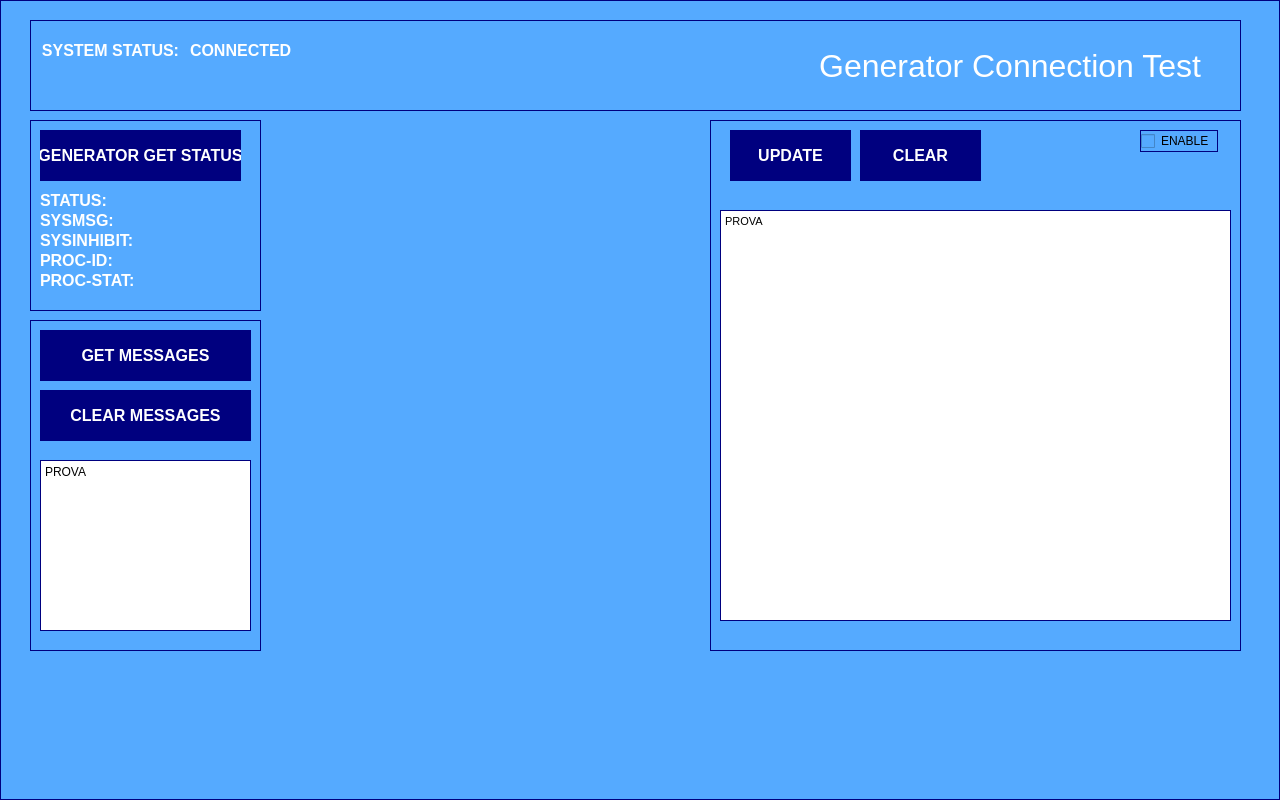
Qt form GENERATOR_TEST/SOURCE/startupWindow.ui (marcorispoli/MCPU_Z190_VECCHIO) before a commit.
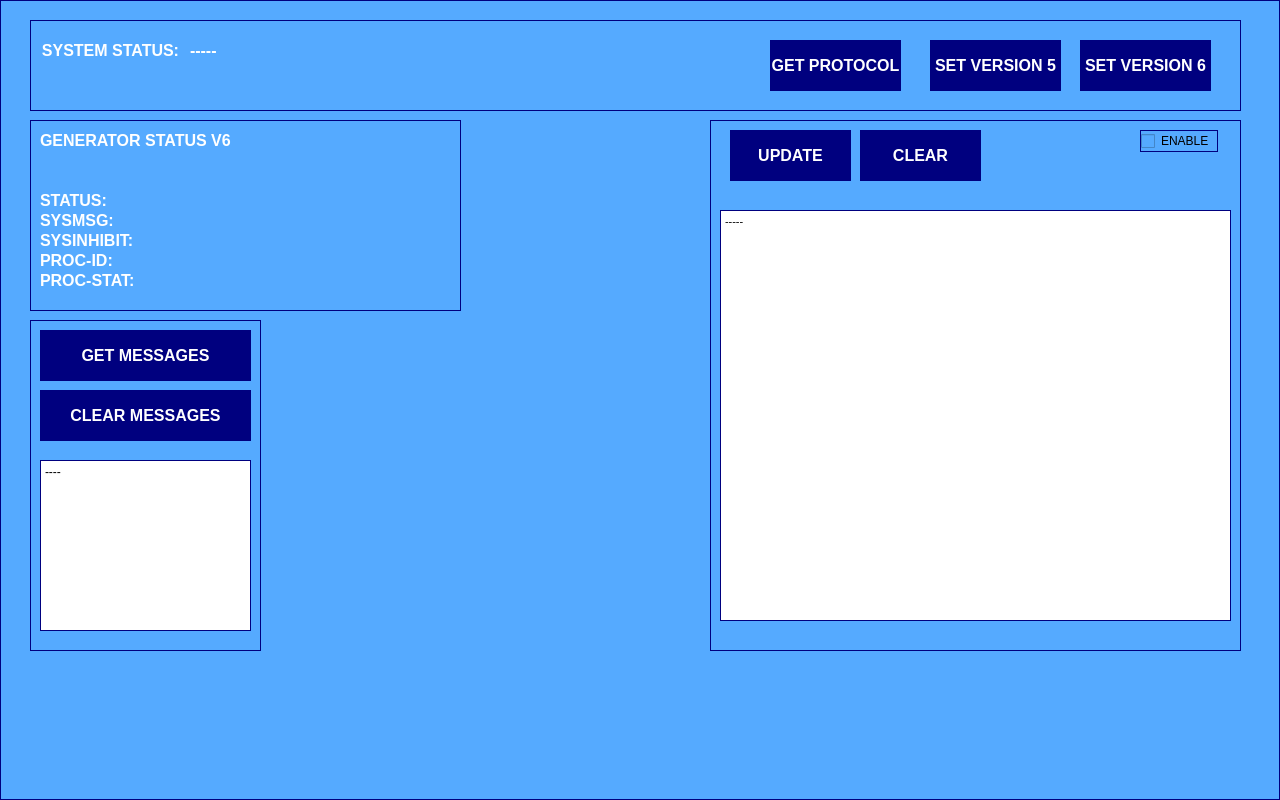
The same form after that commit.

Diff of the .ui file:
```diff
--- a/GENERATOR_TEST/SOURCE/startupWindow.ui
+++ b/GENERATOR_TEST/SOURCE/startupWindow.ui
@@ -88,40 +88,12 @@
 </string>
      </property>
      <property name="text">
-      <string>CONNECTED</string>
+      <string>-----</string>
      </property>
      <property name="alignment">
       <set>Qt::AlignLeading|Qt::AlignLeft|Qt::AlignVCenter</set>
      </property>
     </widget>
-    <widget class="QLabel" name="label_10">
-     <property name="geometry">
-      <rect>
-       <x>600</x>
-       <y>10</y>
-       <width>571</width>
-       <height>71</height>
-      </rect>
-     </property>
-     <property name="font">
-      <font>
-       <pointsize>24</pointsize>
-       <italic>false</italic>
-       <bold>false</bold>
-      </font>
-     </property>
-     <property name="styleSheet">
-      <string notr="true">color: rgb(255, 255, 255);
-border-width: 0px;
-</string>
-     </property>
-     <property name="text">
-      <string>Generator Connection Test</string>
-     </property>
-     <property name="alignment">
-      <set>Qt::AlignRight|Qt::AlignTrailing|Qt::AlignVCenter</set>
-     </property>
-    </widget>
     <widget class="QLabel" name="connectedLabel_2">
      <property name="geometry">
       <rect>
@@ -150,13 +122,88 @@
       <set>Qt::AlignCenter</set>
      </property>
     </widget>
+    <widget class="QPushButton" name="getProtocolButton">
+     <property name="geometry">
+      <rect>
+       <x>740</x>
+       <y>20</y>
+       <width>131</width>
+       <height>51</height>
+      </rect>
+     </property>
+     <property name="font">
+      <font>
+       <pointsize>12</pointsize>
+       <bold>true</bold>
+      </font>
+     </property>
+     <property name="styleSheet">
+      <string notr="true">background-color: rgb(0, 0, 127);
+color: rgb(255, 255, 255);
+border-width: 0px;
+</string>
+     </property>
+     <property name="text">
+      <string>GET PROTOCOL</string>
+     </property>
+    </widget>
+    <widget class="QPushButton" name="setVersion5Button">
+     <property name="geometry">
+      <rect>
+       <x>900</x>
+       <y>20</y>
+       <width>131</width>
+       <height>51</height>
+      </rect>
+     </property>
+     <property name="font">
+      <font>
+       <pointsize>12</pointsize>
+       <bold>true</bold>
+      </font>
+     </property>
+     <property name="styleSheet">
+      <string notr="true">background-color: rgb(0, 0, 127);
+color: rgb(255, 255, 255);
+border-width: 0px;
+</string>
+     </property>
+     <property name="text">
+      <string>SET VERSION 5</string>
+     </property>
+    </widget>
+    <widget class="QPushButton" name="setVersion6Button">
+     <property name="geometry">
+      <rect>
+       <x>1050</x>
+       <y>20</y>
+       <width>131</width>
+       <height>51</height>
+      </rect>
+     </property>
+     <property name="font">
+      <font>
+       <pointsize>12</pointsize>
+       <bold>true</bold>
+      </font>
+     </property>
+     <property name="styleSheet">
+      <string notr="true">background-color: rgb(0, 0, 127);
+color: rgb(255, 255, 255);
+border-width: 0px;
+</string>
+     </property>
+     <property name="text">
+      <string>SET VERSION 6</string>
+     </property>
+    </widget>
    </widget>
    <widget class="QFrame" name="connectionFrame_2">
     <property name="geometry">
      <rect>
       <x>30</x>
       <y>120</y>
-      <width>231</width>
+      <width>431</width>
       <height>191</height>
      </rect>
     </property>
@@ -173,37 +220,12 @@
     <property name="frameShadow">
      <enum>QFrame::Raised</enum>
     </property>
-    <widget class="QPushButton" name="genGetStatus">
-     <property name="geometry">
-      <rect>
-       <x>10</x>
-       <y>10</y>
-       <width>201</width>
-       <height>51</height>
-      </rect>
-     </property>
-     <property name="font">
-      <font>
-       <pointsize>12</pointsize>
-       <bold>true</bold>
-      </font>
-     </property>
-     <property name="styleSheet">
-      <string notr="true">background-color: rgb(0, 0, 127);
-color: rgb(255, 255, 255);
-border-width: 0px;
-</string>
-     </property>
-     <property name="text">
-      <string>GENERATOR GET STATUS</string>
-     </property>
-    </widget>
     <widget class="QLabel" name="statusStat">
      <property name="geometry">
       <rect>
        <x>10</x>
        <y>70</y>
-       <width>201</width>
+       <width>411</width>
        <height>20</height>
       </rect>
      </property>
@@ -231,7 +253,7 @@
       <rect>
        <x>10</x>
        <y>90</y>
-       <width>211</width>
+       <width>411</width>
        <height>20</height>
       </rect>
      </property>
@@ -259,7 +281,7 @@
       <rect>
        <x>10</x>
        <y>110</y>
-       <width>201</width>
+       <width>411</width>
        <height>20</height>
       </rect>
      </property>
@@ -287,7 +309,7 @@
       <rect>
        <x>10</x>
        <y>130</y>
-       <width>201</width>
+       <width>411</width>
        <height>20</height>
       </rect>
      </property>
@@ -315,7 +337,7 @@
       <rect>
        <x>10</x>
        <y>150</y>
-       <width>201</width>
+       <width>411</width>
        <height>20</height>
       </rect>
      </property>
@@ -338,6 +360,34 @@
       <set>Qt::AlignLeading|Qt::AlignLeft|Qt::AlignVCenter</set>
      </property>
     </widget>
+    <widget class="QLabel" name="statusStat_2">
+     <property name="geometry">
+      <rect>
+       <x>10</x>
+       <y>10</y>
+       <width>191</width>
+       <height>20</height>
+      </rect>
+     </property>
+     <property name="font">
+      <font>
+       <pointsize>12</pointsize>
+       <italic>false</italic>
+       <bold>true</bold>
+      </font>
+     </property>
+     <property name="styleSheet">
+      <string notr="true">color: rgb(255, 255, 255);
+border-width: 0px;
+</string>
+     </property>
+     <property name="text">
+      <string>GENERATOR STATUS V6</string>
+     </property>
+     <property name="alignment">
+      <set>Qt::AlignLeading|Qt::AlignLeft|Qt::AlignVCenter</set>
+     </property>
+    </widget>
    </widget>
    <widget class="QFrame" name="connectionFrame_3">
     <property name="geometry">
@@ -426,7 +476,8 @@
 </string>
      </property>
      <property name="plainText">
-      <string>PROVA
+      <string>----
+
 </string>
      </property>
     </widget>
@@ -473,7 +524,7 @@
 </string>
      </property>
      <property name="plainText">
-      <string>PROVA
+      <string>-----
 </string>
      </property>
     </widget>
```
